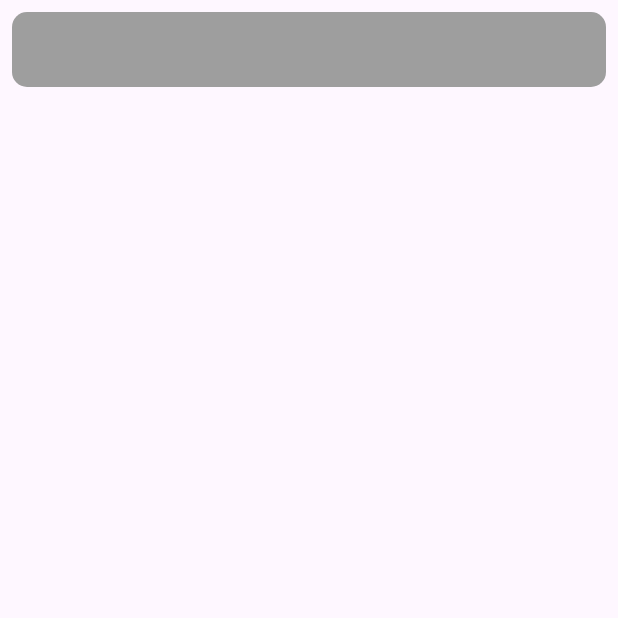
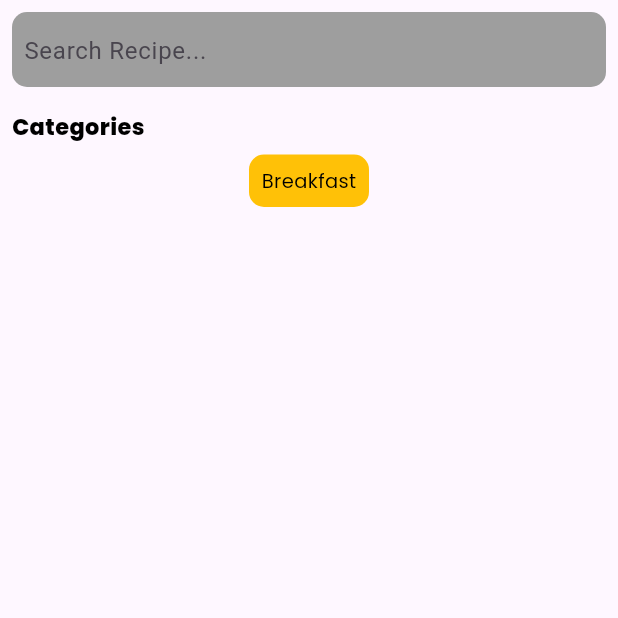
Before and after one commit to muhammadfazilkp/food_recipe_app, a Flutter app: the HomeScreen screen opened directly, on a phone screen of 412 x 824 dp, the top half of it. Run offline on Flutter 3.47's test engine with Material 2 defaults, Android fonts, the phone set to English and light mode, and no system bars; our stand-ins replace google_fonts.

Commit message:
ui design started

```diff
--- a/lib/core/text_style.dart
+++ b/lib/core/text_style.dart
@@ -0,0 +1,8 @@
+import 'package:flutter/material.dart';
+import 'package:google_fonts/google_fonts.dart';
+
+TextStyle text = GoogleFonts.poppins(
+    textStyle: const TextStyle(color: Colors.black, fontSize: 15,fontWeight: FontWeight.w800));
+
+    TextStyle categori = GoogleFonts.poppins(
+    textStyle: const TextStyle(color: Colors.black, fontSize: 13,));
--- a/lib/view/screens/home_screen/home_page.dart
+++ b/lib/view/screens/home_screen/home_page.dart
@@ -1,4 +1,5 @@
 import 'package:flutter/material.dart';
+import 'package:food_recipe_app/core/text_style.dart';
 
 class HomeScreen extends StatelessWidget {
   const HomeScreen({super.key});
@@ -17,9 +18,44 @@ class HomeScreen extends StatelessWidget {
                     borderRadius: BorderRadius.circular(10)),
                 width: double.infinity,
                 height: 50,
-                child: TextFormField(
-                  decoration: const InputDecoration(border: InputBorder.none),
+                child: Padding(
+                  padding: const EdgeInsets.all(8.0),
+                  child: TextFormField(
+                    decoration: const InputDecoration(
+                        border: InputBorder.none, hintText: 'Search Recipe...'),
+                  ),
                 ),
+              ),
+            ),
+            Padding(
+              padding: const EdgeInsets.all(8.0),
+              child: Align(
+                  alignment: Alignment.topLeft,
+                  child: Text(
+                    'Categories',
+                    style: text,
+                  )),
+            ),
+            SingleChildScrollView(
+              scrollDirection: Axis.horizontal,
+              child: Row(
+                children: [
+                  Align(
+                    alignment: Alignment.topLeft,
+                    child: Container(
+                      height: 35,
+                      width: 80,
+                      decoration: BoxDecoration(
+                          color: Colors.amber,
+                          borderRadius: BorderRadius.circular(10)),
+                      child: Center(
+                          child: Text(
+                        'Breakfast',
+                        style: categori,
+                      )),
+                    ),
+                  )
+                ],
               ),
             )
           ],
```
